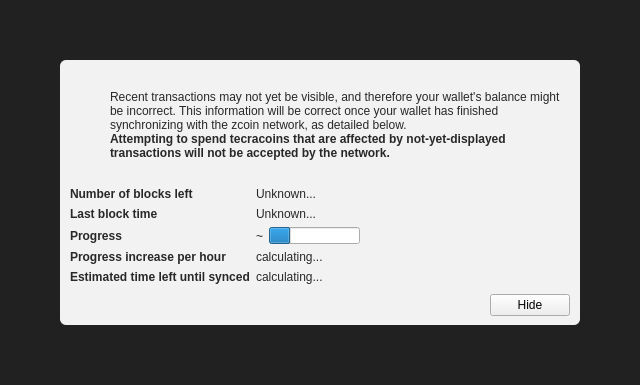
Above: src/qt/forms/modaloverlay.ui from tecracoin/tecracoin before the change. Below: the same form after it.
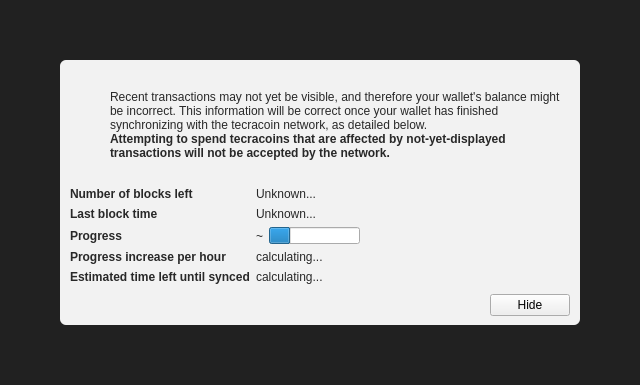
That is the form after the change. Icons and pictures are not drawn. Custom widgets are drawn as their Qt base class.

Commit message: Set of zcoin-tecracoin changes

The edit to the form file:
```diff
--- a/src/qt/forms/modaloverlay.ui
+++ b/src/qt/forms/modaloverlay.ui
@@ -130,7 +130,7 @@
              <item>
               <widget class="QLabel" name="infoText">
                <property name="text">
-                <string>Recent transactions may not yet be visible, and therefore your wallet's balance might be incorrect. This information will be correct once your wallet has finished synchronizing with the zcoin network, as detailed below.</string>
+                <string>Recent transactions may not yet be visible, and therefore your wallet's balance might be incorrect. This information will be correct once your wallet has finished synchronizing with the tecracoin network, as detailed below.</string>
                </property>
                <property name="textFormat">
                 <enum>Qt::RichText</enum>
```
The commit also changes 97 other files.
